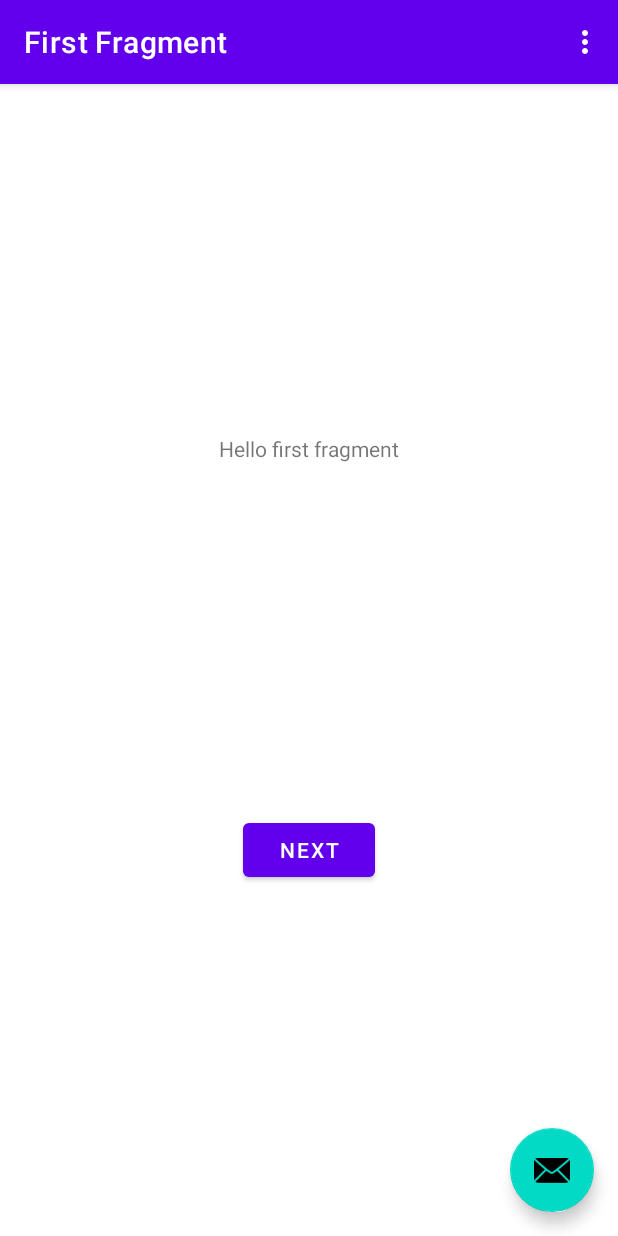
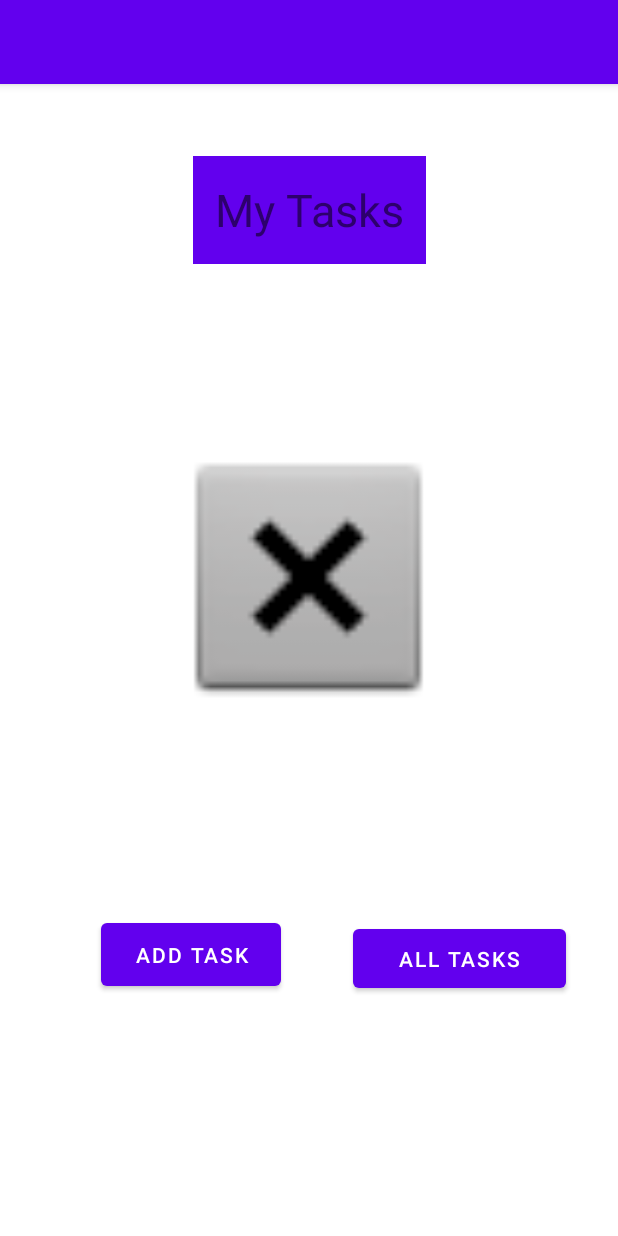
Before and after one commit to Maryam-n98/taskmaster, an Android app: the screen it shows after launch (MainActivity), on a phone screen of 412 x 824 dp. Run offline under Robolectric (Android 15) with nearby library versions, the phone set to English and light mode, and no system bars.

Commit message:
Finished lab 26

```diff
--- a/app/src/main/AndroidManifest.xml
+++ b/app/src/main/AndroidManifest.xml
@@ -9,6 +9,12 @@
         android:roundIcon="@mipmap/ic_launcher_round"
         android:supportsRtl="true"
         android:theme="@style/Theme.Taskmaster">
+        <activity
+            android:name=".AllTasksActivity"
+            android:exported="true" />
+        <activity
+            android:name=".AddTaskActivity"
+            android:exported="true" />
         <activity
             android:name=".MainActivity"
             android:exported="true"
--- a/app/src/main/java/com/example/taskmaster/FirstFragment.java
+++ /dev/null
@@ -1,47 +0,0 @@
-package com.example.taskmaster;
-
-import android.os.Bundle;
-import android.view.LayoutInflater;
-import android.view.View;
-import android.view.ViewGroup;
-
-import androidx.annotation.NonNull;
-import androidx.fragment.app.Fragment;
-import androidx.navigation.fragment.NavHostFragment;
-
-import com.example.taskmaster.databinding.FragmentFirstBinding;
-
-public class FirstFragment extends Fragment {
-
-    private FragmentFirstBinding binding;
-
-    @Override
-    public View onCreateView(
-            LayoutInflater inflater, ViewGroup container,
-            Bundle savedInstanceState
-    ) {
-
-        binding = FragmentFirstBinding.inflate(inflater, container, false);
-        return binding.getRoot();
-
-    }
-
-    public void onViewCreated(@NonNull View view, Bundle savedInstanceState) {
-        super.onViewCreated(view, savedInstanceState);
-
-        binding.buttonFirst.setOnClickListener(new View.OnClickListener() {
-            @Override
-            public void onClick(View view) {
-                NavHostFragment.findNavController(FirstFragment.this)
-                        .navigate(R.id.action_FirstFragment_to_SecondFragment);
-            }
-        });
-    }
-
-    @Override
-    public void onDestroyView() {
-        super.onDestroyView();
-        binding = null;
-    }
-
-}
--- a/app/src/main/java/com/example/taskmaster/MainActivity.java
+++ b/app/src/main/java/com/example/taskmaster/MainActivity.java
@@ -1,76 +1,36 @@
 package com.example.taskmaster;
-
-import android.os.Bundle;
-
-import com.google.android.material.snackbar.Snackbar;
-
+import androidx.appcompat.app.ActionBar;
 import androidx.appcompat.app.AppCompatActivity;
 
+import android.content.Intent;
+import android.os.Bundle;
+import android.preference.Preference;
 import android.view.View;
-
-import androidx.navigation.NavController;
-import androidx.navigation.Navigation;
-import androidx.navigation.ui.AppBarConfiguration;
-import androidx.navigation.ui.NavigationUI;
-
-import com.example.taskmaster.databinding.ActivityMainBinding;
-
-import android.view.Menu;
-import android.view.MenuItem;
+import android.widget.Button;
 
 public class MainActivity extends AppCompatActivity {
-
-    private AppBarConfiguration appBarConfiguration;
-    private ActivityMainBinding binding;
-
     @Override
     protected void onCreate(Bundle savedInstanceState) {
         super.onCreate(savedInstanceState);
+        setContentView(R.layout.activity_main);
 
-        binding = ActivityMainBinding.inflate(getLayoutInflater());
-        setContentView(binding.getRoot());
+        Button addTaskButton =findViewById(R.id.button);
+        addTaskButton.setOnClickListener(new View.OnClickListener() {
+            @Override
+            public void onClick(View v) {
+                Intent addTaskPage=new Intent(MainActivity.this,AddTaskActivity.class);
+                startActivity(addTaskPage);
+            }
+        });
 
-        setSupportActionBar(binding.toolbar);
-
-        NavController navController = Navigation.findNavController(this, R.id.nav_host_fragment_content_main);
-        appBarConfiguration = new AppBarConfiguration.Builder(navController.getGraph()).build();
-        NavigationUI.setupActionBarWithNavController(this, navController, appBarConfiguration);
-
-        binding.fab.setOnClickListener(new View.OnClickListener() {
+        Button showAllTasks= findViewById(R.id.button3);
+        showAllTasks.setOnClickListener(new View.OnClickListener() {
             @Override
-            public void onClick(View view) {
-                Snackbar.make(view, "Replace with your own action", Snackbar.LENGTH_LONG)
-                        .setAction("Action", null).show();
+            public void onClick(View v) {
+                Intent showAllTasks=new Intent(MainActivity.this,AllTasksActivity.class);
+                startActivity(showAllTasks);
             }
         });
     }
 
-    @Override
-    public boolean onCreateOptionsMenu(Menu menu) {
-        // Inflate the menu; this adds items to the action bar if it is present.
-        getMenuInflater().inflate(R.menu.menu_main, menu);
-        return true;
-    }
-
-    @Override
-    public boolean onOptionsItemSelected(MenuItem item) {
-        // Handle action bar item clicks here. The action bar will
-        // automatically handle clicks on the Home/Up button, so long
-        // as you specify a parent activity in AndroidManifest.xml.
-        int id = item.getItemId();
-
-        //noinspection SimplifiableIfStatement
-        if (id == R.id.action_settings) {
-            return true;
-        }
-
-        return super.onOptionsItemSelected(item);
-    }
-
-    @Override
-    public boolean onSupportNavigateUp() {
-        NavController navController = Navigation.findNavController(this, R.id.nav_host_fragment_content_main);
-        return NavigationUI.navigateUp(navController, appBarConfiguration)
-                || super.onSupportNavigateUp();
-    }
 }
--- a/app/src/main/res/layout/activity_main.xml
+++ b/app/src/main/res/layout/activity_main.xml
@@ -1,15 +1,15 @@
 <?xml version="1.0" encoding="utf-8"?>
-<androidx.coordinatorlayout.widget.CoordinatorLayout xmlns:android="http://schemas.android.com/apk/res/android"
+<androidx.constraintlayout.widget.ConstraintLayout xmlns:android="http://schemas.android.com/apk/res/android"
     xmlns:app="http://schemas.android.com/apk/res-auto"
     xmlns:tools="http://schemas.android.com/tools"
     android:layout_width="match_parent"
     android:layout_height="match_parent"
     tools:context=".MainActivity">
-
     <com.google.android.material.appbar.AppBarLayout
         android:layout_width="match_parent"
         android:layout_height="wrap_content"
-        android:theme="@style/Theme.Taskmaster.AppBarOverlay">
+        android:theme="@style/Theme.Taskmaster.AppBarOverlay"
+        tools:ignore="MissingConstraints">
 
         <androidx.appcompat.widget.Toolbar
             android:id="@+id/toolbar"
@@ -20,15 +20,55 @@
 
     </com.google.android.material.appbar.AppBarLayout>
 
-    <include layout="@layout/content_main" />
+    <Button
+        android:id="@+id/button3"
+        android:layout_width="142dp"
+        android:layout_height="51dp"
+        android:text="All Tasks"
+        app:layout_constraintBottom_toBottomOf="parent"
+        app:layout_constraintEnd_toEndOf="parent"
+        app:layout_constraintHorizontal_bias="0.872"
+        app:layout_constraintStart_toStartOf="parent"
+        app:layout_constraintTop_toTopOf="parent"
+        app:layout_constraintVertical_bias="0.794" />
 
-    <com.google.android.material.floatingactionbutton.FloatingActionButton
-        android:id="@+id/fab"
-        android:layout_width="wrap_content"
-        android:layout_height="wrap_content"
-        android:layout_gravity="bottom|end"
-        android:layout_marginEnd="@dimen/fab_margin"
-        android:layout_marginBottom="16dp"
-        app:srcCompat="@android:drawable/ic_dialog_email" />
+    <TextView
+        android:id="@+id/textView"
+        android:layout_width="155dp"
+        android:layout_height="72dp"
+        android:layout_marginTop="104dp"
+        android:background="@color/purple_500"
+        android:gravity="center"
+        android:text="My Tasks"
+        android:textSize="30sp"
 
-</androidx.coordinatorlayout.widget.CoordinatorLayout>
+        app:layout_constraintEnd_toEndOf="parent"
+        app:layout_constraintStart_toStartOf="parent"
+        app:layout_constraintTop_toTopOf="parent" />
+
+    <Button
+        android:id="@+id/button"
+        android:layout_width="120dp"
+        android:layout_height="54dp"
+        android:text="Add Task"
+
+        app:layout_constraintBottom_toBottomOf="parent"
+        app:layout_constraintEnd_toEndOf="parent"
+        app:layout_constraintHorizontal_bias="0.23"
+        app:layout_constraintStart_toStartOf="parent"
+        app:layout_constraintTop_toTopOf="parent"
+        app:layout_constraintVertical_bias="0.791" />
+
+    <ImageView
+        android:id="@+id/imageView4"
+        android:layout_width="202dp"
+        android:layout_height="189dp"
+        app:layout_constraintBottom_toBottomOf="parent"
+        app:layout_constraintEnd_toEndOf="parent"
+        app:layout_constraintHorizontal_bias="0.497"
+        app:layout_constraintStart_toStartOf="parent"
+        app:layout_constraintTop_toTopOf="parent"
+        app:layout_constraintVertical_bias="0.457"
+        app:srcCompat="@android:drawable/btn_dialog" />
+
+</androidx.constraintlayout.widget.ConstraintLayout>
--- a/app/src/main/res/layout/content_main.xml
+++ /dev/null
@@ -1,19 +0,0 @@
-<?xml version="1.0" encoding="utf-8"?>
-<androidx.constraintlayout.widget.ConstraintLayout xmlns:android="http://schemas.android.com/apk/res/android"
-    xmlns:app="http://schemas.android.com/apk/res-auto"
-    android:layout_width="match_parent"
-    android:layout_height="match_parent"
-    app:layout_behavior="@string/appbar_scrolling_view_behavior">
-
-    <fragment
-        android:id="@+id/nav_host_fragment_content_main"
-        android:name="androidx.navigation.fragment.NavHostFragment"
-        android:layout_width="0dp"
-        android:layout_height="0dp"
-        app:defaultNavHost="true"
-        app:layout_constraintBottom_toBottomOf="parent"
-        app:layout_constraintLeft_toLeftOf="parent"
-        app:layout_constraintRight_toRightOf="parent"
-        app:layout_constraintTop_toTopOf="parent"
-        app:navGraph="@navigation/nav_graph" />
-</androidx.constraintlayout.widget.ConstraintLayout>
--- a/app/src/main/res/layout/fragment_first.xml
+++ /dev/null
@@ -1,28 +0,0 @@
-<?xml version="1.0" encoding="utf-8"?>
-<androidx.constraintlayout.widget.ConstraintLayout xmlns:android="http://schemas.android.com/apk/res/android"
-    xmlns:app="http://schemas.android.com/apk/res-auto"
-    xmlns:tools="http://schemas.android.com/tools"
-    android:layout_width="match_parent"
-    android:layout_height="match_parent"
-    tools:context=".FirstFragment">
-
-    <TextView
-        android:id="@+id/textview_first"
-        android:layout_width="wrap_content"
-        android:layout_height="wrap_content"
-        android:text="@string/hello_first_fragment"
-        app:layout_constraintBottom_toTopOf="@id/button_first"
-        app:layout_constraintEnd_toEndOf="parent"
-        app:layout_constraintStart_toStartOf="parent"
-        app:layout_constraintTop_toTopOf="parent" />
-
-    <Button
-        android:id="@+id/button_first"
-        android:layout_width="wrap_content"
-        android:layout_height="wrap_content"
-        android:text="@string/next"
-        app:layout_constraintBottom_toBottomOf="parent"
-        app:layout_constraintEnd_toEndOf="parent"
-        app:layout_constraintStart_toStartOf="parent"
-        app:layout_constraintTop_toBottomOf="@id/textview_first" />
-</androidx.constraintlayout.widget.ConstraintLayout>
```
Also changed, not shown: app/src/main/java/com/example/taskmaster/AddTaskActivity.java (added, +29 -0 lines), app/src/main/java/com/example/taskmaster/AllTasksActivity.java (added, +13 -0 lines), app/src/main/java/com/example/taskmaster/SecondFragment.java (deleted, +0 -47 lines), app/src/main/res/layout/activity_add_task.xml (added, +99 -0 lines), app/src/main/res/layout/activity_all_tasks.xml (added, +35 -0 lines), app/src/main/res/layout/fragment_second.xml (deleted, +0 -27 lines).
